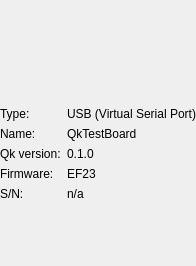
Qt form gui/boardpanel.ui (QkThings/qkdaemon_old) before a commit.
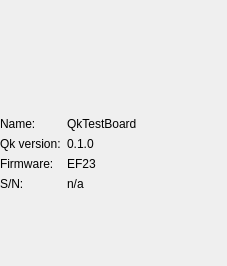
The same form after that commit. Icons and pictures are not drawn.

Diff of the .ui file:
```diff
--- a/gui/boardpanel.ui
+++ b/gui/boardpanel.ui
@@ -6,15 +6,25 @@
    <rect>
     <x>0</x>
     <y>0</y>
-    <width>193</width>
+    <width>227</width>
     <height>266</height>
    </rect>
   </property>
   <property name="windowTitle">
    <string>Form</string>
   </property>
+  <property name="autoFillBackground">
+   <bool>true</bool>
+  </property>
   <property name="styleSheet">
-   <string notr="true">BoardPanel {
+   <string notr="true">QTabWidget {
+background: #eee;
+border-radius: 20px; border: 1px solid #bbb;
+}
+
+BoardPanel {
+color: #aaa;
+background: #eee;
 border-radius: 20px; border: 1px solid #bbb;
 }</string>
   </property>
@@ -106,71 +116,60 @@
    </item>
    <item>
     <layout class="QFormLayout" name="formLayout">
+     <property name="fieldGrowthPolicy">
+      <enum>QFormLayout::AllNonFixedFieldsGrow</enum>
+     </property>
      <item row="0" column="0">
-      <widget class="QLabel" name="label_9">
-       <property name="text">
-        <string>Type:</string>
-       </property>
-      </widget>
-     </item>
-     <item row="0" column="1">
-      <widget class="QLabel" name="label_10">
-       <property name="text">
-        <string>USB (Virtual Serial Port)</string>
-       </property>
-      </widget>
-     </item>
-     <item row="1" column="0">
       <widget class="QLabel" name="label_2">
        <property name="text">
         <string>Name:</string>
        </property>
       </widget>
      </item>
-     <item row="1" column="1">
-      <widget class="QLabel" name="label_5">
+     <item row="0" column="1">
+      <widget class="QLabel" name="label_name">
        <property name="text">
         <string>QkTestBoard</string>
        </property>
       </widget>
      </item>
-     <item row="2" column="0">
+     <item row="1" column="0">
       <widget class="QLabel" name="label_4">
        <property name="text">
         <string>Qk version:</string>
        </property>
       </widget>
      </item>
-     <item row="2" column="1">
-      <widget class="QLabel" name="label_6">
+     <item row="1" column="1">
+      <widget class="QLabel" name="label_qkversion">
        <property name="text">
         <string>0.1.0</string>
        </property>
       </widget>
      </item>
-     <item row="3" column="0">
+     <item row="2" column="0">
       <widget class="QLabel" name="label_3">
        <property name="text">
         <string>Firmware:</string>
        </property>
       </widget>
      </item>
-     <item row="3" column="1">
-      <widget class="QLabel" name="label_7">
+     <item row="2" column="1">
+      <widget class="QLabel" name="label_firmware">
        <property name="text">
         <string>EF23</string>
        </property>
       </widget>
      </item>
-     <item row="4" column="0">
+     <item row="3" column="0">
       <widget class="QLabel" name="label_8">
        <property name="text">
         <string>S/N:</string>
        </property>
       </widget>
      </item>
-     <item row="4" column="1">
-      <widget class="QLabel" name="label_11">
+     <item row="3" column="1">
+      <widget class="QLabel" name="label_serialnumber">
        <property name="text">
         <string>n/a</string>
        </property>
```
Left out of the diff: 4 changed lines with no effect on the pictures.
